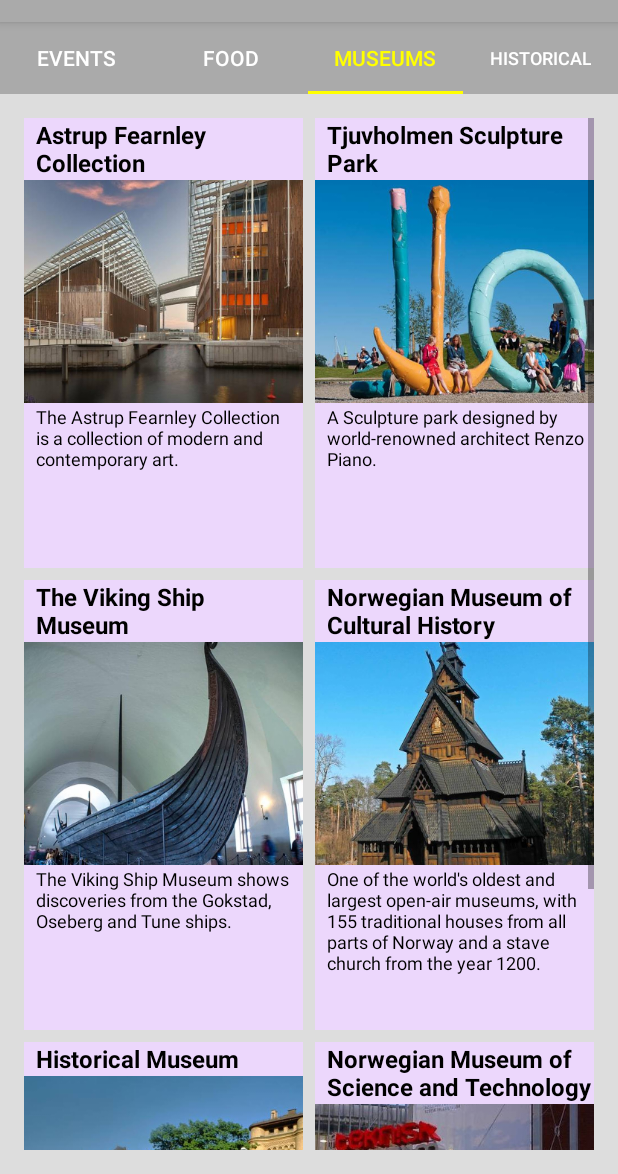
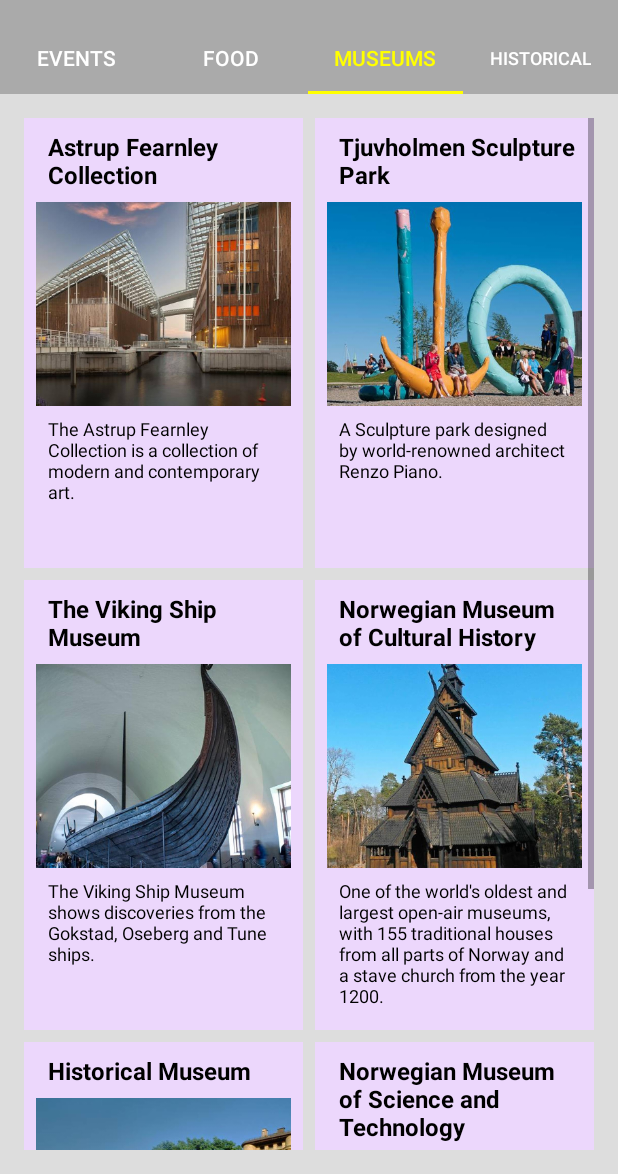
Before and after one commit to larsvidar/OsloTour, an Android app: the screen it shows after launch (MainActivity), tab 3 chosen, on a phone screen of 412 x 824 dp, the part 62-1236 px from its top. Run offline under Robolectric (Android 15) with nearby library versions, the phone set to English and light mode, and no system bars.

Commit message:
- Cleaned up project.

```diff
--- a/app/src/main/java/no/larsvidar/oslotour/MainActivity.java
+++ b/app/src/main/java/no/larsvidar/oslotour/MainActivity.java
@@ -12,13 +12,16 @@ public class MainActivity extends AppCompatActivity {
         super.onCreate(savedInstanceState);
         setContentView(R.layout.activity_main);
 
+        // Array of titels for the tabs at the top of the app.
+        String tabTitles[] = {getString(R.string.category_events), getString(R.string.category_restaurants), getString(R.string.category_museums), getString(R.string.category_historical)};
+
         //Inflating Pager view and populating it with the TourPageAdapter.
         ViewPager viewPager = findViewById(R.id.pager_view);
-        TourPagerAdapter adapter = new TourPagerAdapter(getSupportFragmentManager());
+        TourPagerAdapter adapter = new TourPagerAdapter(getSupportFragmentManager(), tabTitles);
         viewPager.setAdapter(adapter);
 
         //Inflating the tabs at the top of the app.
-        TabLayout tabLayout = (TabLayout) findViewById(R.id.tab_layout);
+        TabLayout tabLayout = findViewById(R.id.tab_layout);
         tabLayout.setupWithViewPager(viewPager);
     }
 }
--- a/app/src/main/java/no/larsvidar/oslotour/SiteAdapter.java
+++ b/app/src/main/java/no/larsvidar/oslotour/SiteAdapter.java
@@ -8,7 +8,6 @@ import android.view.ViewGroup;
 import android.widget.ArrayAdapter;
 import android.widget.ImageView;
 import android.widget.TextView;
-
 import java.util.ArrayList;
 
 public class SiteAdapter extends ArrayAdapter<Site> {
@@ -23,24 +22,31 @@ public class SiteAdapter extends ArrayAdapter<Site> {
     public View getView(int position, View convertView, ViewGroup parent) {
         View listItemView = convertView;
 
+        //Inflates listView, if it is not already inflated.
         if (listItemView == null) {
             listItemView = LayoutInflater.from(getContext()).inflate(R.layout.tour_item, parent, false);
         }
 
+        //Gets next item
+        Site currentSite = getItem(position);
+
+        //Setting backgroundcolor of listItemView.
         int backgroundColor = ContextCompat.getColor(getContext(), mBackgroundColor);
         listItemView.setBackgroundColor(backgroundColor);
 
-        Site currentSite = getItem(position);
-
+        //Gets title from site object.
         TextView tourTitle = listItemView.findViewById(R.id.tour_title);
         tourTitle.setText(currentSite.getTitle());
 
+        //Gets image id from site object.
         ImageView tourImage = listItemView.findViewById(R.id.tour_image);
         tourImage.setImageResource(currentSite.getImageId());
 
+        //Gets description text from site object.
         TextView tourDescription = listItemView.findViewById(R.id.tour_description);
         tourDescription.setText(currentSite.getmDescription());
 
+        //Returns the completed listItemView
         return listItemView;
     }
 }
--- a/app/src/main/java/no/larsvidar/oslotour/TourPagerAdapter.java
+++ b/app/src/main/java/no/larsvidar/oslotour/TourPagerAdapter.java
@@ -6,10 +6,11 @@ import android.support.v4.app.FragmentPagerAdapter;
 
 public class TourPagerAdapter extends FragmentPagerAdapter {
     //The titles of each tab
-    private String tabTitles[] = {"Events", "Food", "Museums", "Historical"};
+    private String[] mTabTitle;
 
-    public TourPagerAdapter(FragmentManager manager) {
+    public TourPagerAdapter(FragmentManager manager, String[] tabTitle) {
         super (manager);
+        mTabTitle = tabTitle;
     }
 
     /**
@@ -44,6 +45,6 @@ public class TourPagerAdapter extends FragmentPagerAdapter {
      */
     @Override
     public CharSequence getPageTitle(int position) {
-        return tabTitles[position];
+        return mTabTitle[position];
     }
 }
--- a/app/src/main/res/layout/tour_item.xml
+++ b/app/src/main/res/layout/tour_item.xml
@@ -3,7 +3,8 @@
 <LinearLayout xmlns:android="http://schemas.android.com/apk/res/android"
     android:layout_width="match_parent"
     android:layout_height="@dimen/item_height"
-    android:orientation="vertical">
+    android:orientation="vertical"
+    android:padding="@dimen/grid_spacing">
 
     <TextView
         android:id="@+id/tour-title"
--- a/app/src/main/res/values/styles.xml
+++ b/app/src/main/res/values/styles.xml
@@ -6,6 +6,12 @@
         <item name="colorPrimary">@color/colorPrimary</item>
         <item name="colorPrimaryDark">@color/colorPrimaryDark</item>
         <item name="colorAccent">@color/colorAccent</item>
+        <item name="actionBarStyle">@style/OsloTourBarStyle</item>
+    </style>
+
+    <!-- Removes the shadow under the title bar -->
+    <style name="OsloTourBarStyle" parent="@style/Widget.AppCompat.Light.ActionBar.Solid.Inverse">
+        <item name="elevation">0dp</item>
     </style>
 
 </resources>
```
